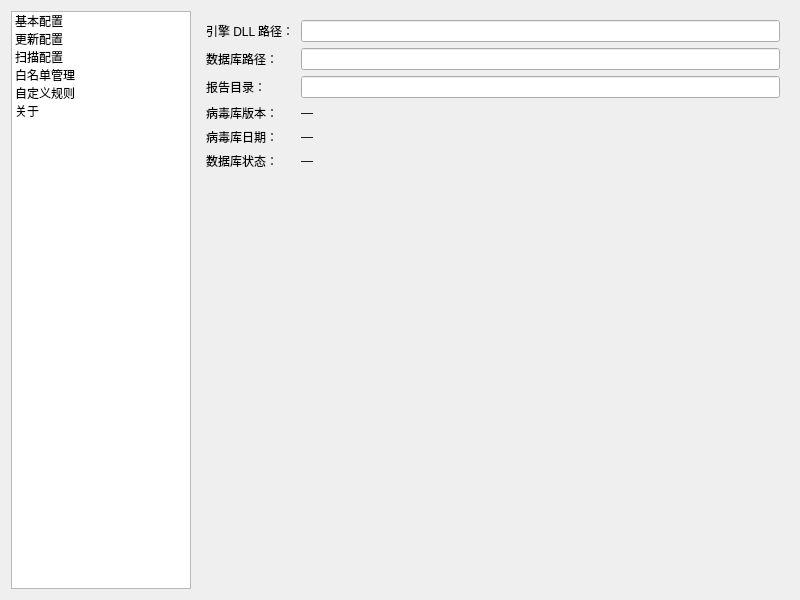
Before: the Qt Designer form ui/SystemSettingsPage.ui in rakehellsx/MaliciousDetector, drawn with Qt 5.
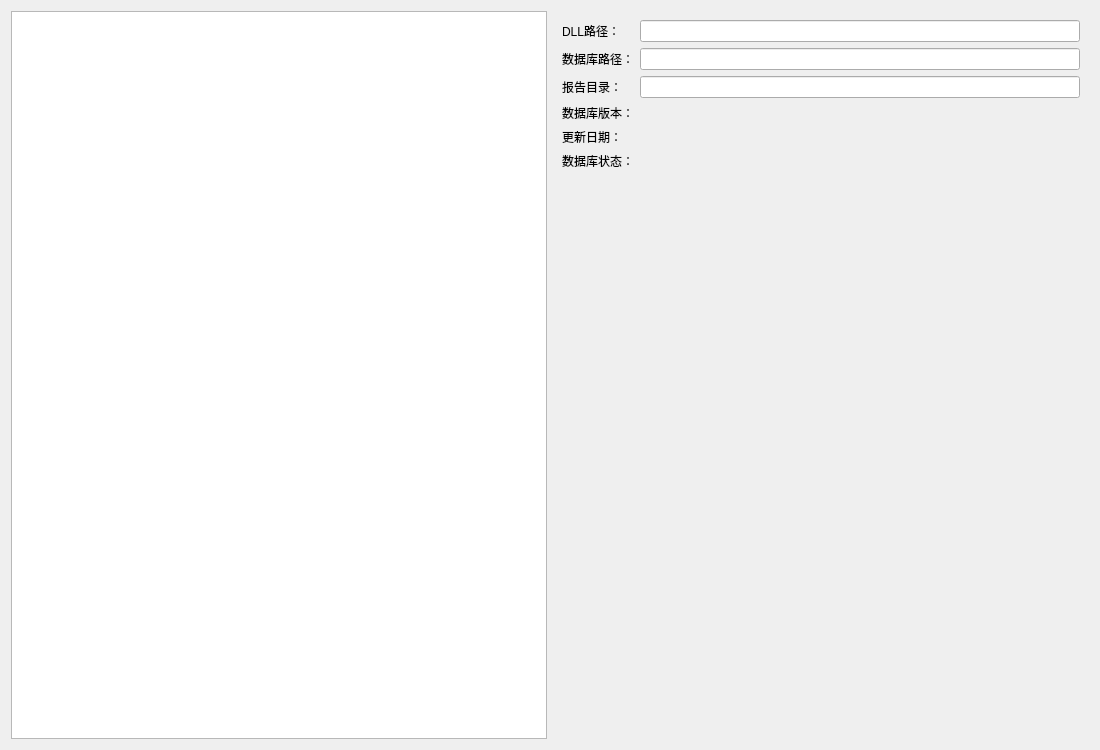
After: the same form once the commit is applied.

Commit message:
feat: 添加 CMake 构建支持，更新 README 和 .gitignore
- 新增 CMakeLists.txt：支持 Qt5（Widgets/Sql/PrintSupport）、CMAKE_AUTOMOC/AUTOUIC/AUTORCC
- CMAKE_AUTOUIC_SEARCH_PATHS 指向 ui/ 目录，自动处理所有 .ui 文件
- 支持 Linux 原生编译和 Windows MinGW 交叉编译
- CMake 编译验证：0 error，6 个 Qt5 deprecated API warning（与 qmake 一致），可执行文件 1.8M
- 更新 README：补充 CMake 编译步骤（方式一），保留 qmake 步骤（方式二）
- 更新 .gitignore：排除 CMake 构建目录（build_cmake/、build-cmake/、build-*/）及 CMake 产物

```diff
--- a/ui/SystemSettingsPage.ui
+++ b/ui/SystemSettingsPage.ui
@@ -3,43 +3,49 @@
      <class>SystemSettingsPage</class>
      <widget class="QWidget" name="SystemSettingsPage">
       <property name="geometry">
-       <rect><x>0</x><y>0</y><width>800</width><height>600</height></rect>
-      </property>
-      <property name="windowTitle">
-       <string>SystemSettingsPage</string>
-      </property>
-
+   <rect><x>0</x><y>0</y><width>1100</width><height>750</height></rect>
+  </property>
+  <property name="windowTitle"><string>SystemSettingsPage</string></property>
      <layout class="QHBoxLayout" name="mainLayout">
       <item>
        <widget class="QListWidget" name="m_navList">
-        <property name="minimumSize"><size><width>150</width><height>0</height></size></property>
-        <property name="maximumSize"><size><width>180</width><height>16777215</height></size></property>
-        <item><property name="text"><string>基本配置</string></property></item>
-        <item><property name="text"><string>更新配置</string></property></item>
-        <item><property name="text"><string>扫描配置</string></property></item>
-        <item><property name="text"><string>白名单管理</string></property></item>
-        <item><property name="text"><string>自定义规则</string></property></item>
-        <item><property name="text"><string>关于</string></property></item>
+   <property name="maximumWidth"><number>160</number></property>
        </widget>
       </item>
       <item>
        <widget class="QStackedWidget" name="m_stack">
         <widget class="QWidget" name="pageBasic">
-         <layout class="QFormLayout">
-          <item row="0" column="0"><widget class="QLabel"><property name="text"><string>引擎 DLL 路径：</string></property></widget></item>
-          <item row="0" column="1"><widget class="QLineEdit" name="m_editDllPath"/></item>
-          <item row="1" column="0"><widget class="QLabel"><property name="text"><string>数据库路径：</string></property></widget></item>
-          <item row="1" column="1"><widget class="QLineEdit" name="m_editDbPath"/></item>
-          <item row="2" column="0"><widget class="QLabel"><property name="text"><string>报告目录：</string></property></widget></item>
-          <item row="2" column="1"><widget class="QLineEdit" name="m_editReportDir"/></item>
-          <item row="3" column="0"><widget class="QLabel"><property name="text"><string>病毒库版本：</string></property></widget></item>
-          <item row="3" column="1"><widget class="QLabel" name="m_lblDbVer"><property name="text"><string>—</string></property></widget></item>
-          <item row="4" column="0"><widget class="QLabel"><property name="text"><string>病毒库日期：</string></property></widget></item>
-          <item row="4" column="1"><widget class="QLabel" name="m_lblDbDate"><property name="text"><string>—</string></property></widget></item>
-          <item row="5" column="0"><widget class="QLabel"><property name="text"><string>数据库状态：</string></property></widget></item>
-          <item row="5" column="1"><widget class="QLabel" name="m_lblDbStatus"><property name="text"><string>—</string></property></widget></item>
-         </layout>
-        </widget>
+    <layout class="QFormLayout" name="basicForm">
+     <item row="0" column="0"><widget class="QLabel" name="">
+  <property name="text"><string>DLL路径：</string></property>
+ </widget></item><item row="0" column="1"><widget class="QLineEdit" name="m_editDllPath">
+ </widget></item>
+     <item row="1" column="0"><widget class="QLabel" name="">
+  <property name="text"><string>数据库路径：</string></property>
+ </widget></item><item row="1" column="1"><widget class="QLineEdit" name="m_editDbPath">
+ </widget></item>
+     <item row="2" column="0"><widget class="QLabel" name="">
+  <property name="text"><string>报告目录：</string></property>
+ </widget></item><item row="2" column="1"><widget class="QLineEdit" name="m_editReportDir">
+ </widget></item>
+     <item row="3" column="0"><widget class="QLabel" name="">
+  <property name="text"><string>数据库版本：</string></property>
+ </widget></item><item row="3" column="1"><widget class="QLabel" name="m_lblDbVer">
+  <property name="text"><string></string></property>
+ </widget></item>
+     <item row="4" column="0"><widget class="QLabel" name="">
+  <property name="text"><string>更新日期：</string></property>
+ </widget></item><item row="4" column="1"><widget class="QLabel" name="m_lblDbDate">
+  <property name="text"><string></string></property>
+ </widget></item>
+     <item row="5" column="0"><widget class="QLabel" name="">
+  <property name="text"><string>数据库状态：</string></property>
+ </widget></item><item row="5" column="1"><widget class="QLabel" name="m_lblDbStatus">
+  <property name="text"><string></string></property>
+ </widget></item>
+    </layout>
+   </widget>
+   <!-- 页面1：更新设置 -->
         <widget class="QWidget" name="pageUpdate">
          <layout class="QVBoxLayout">
           <item>
```
Left out of the diff: 148 changed lines with no effect on the pictures. Lines whose indentation alone changed are shown as unchanged. The commit also changes 63 other files.
